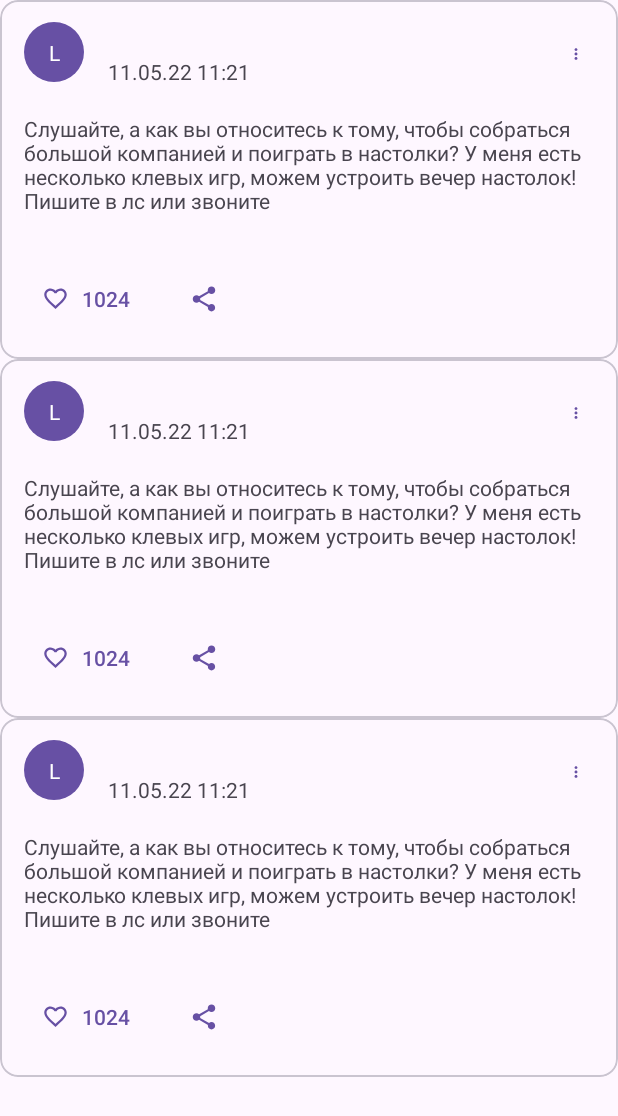
After one commit to LebedevSergeyVach/EltexSocialMedia, an Android app: the layout main_activity.xml on its own in the app's theme, with its tools: preview values and no code run, on a phone screen of 412 x 824 dp. The commit adds this screen. Shown: the top 1116 px of the screen. Run offline under Robolectric (Android 15) with nearby library versions, the phone set to English and light mode, and no system bars.

Commit message:
Main: Update res/ (the code has been rewritten to use RecyclerView)

```diff
--- /dev/null
+++ b/app/src/main/res/drawable/like_button.xml
@@ -0,0 +1,5 @@
+<?xml version="1.0" encoding="utf-8"?>
+<selector xmlns:android="http://schemas.android.com/apk/res/android">
+    <item android:drawable="@drawable/ic_favorite_24" android:state_selected="true" />
+    <item android:drawable="@drawable/ic_favorite_border_24" />
+</selector>
--- /dev/null
+++ b/app/src/main/res/drawable/participate_button.xml
@@ -0,0 +1,5 @@
+<?xml version="1.0" encoding="utf-8"?>
+<selector xmlns:android="http://schemas.android.com/apk/res/android">
+    <item android:drawable="@drawable/ic_participate_24" android:state_selected="true" />
+    <item android:drawable="@drawable/ic_participate_border_24" />
+</selector>
--- a/app/src/main/res/layout/card_event.xml
+++ b/app/src/main/res/layout/card_event.xml
@@ -181,7 +181,7 @@
 
             android:layout_marginTop="@dimen/indentation_between_main_objects"
 
-            app:icon="@drawable/ic_favorite_24"
+            app:icon="@drawable/like_button"
 
             app:layout_constraintStart_toStartOf="parent"
             app:layout_constraintTop_toBottomOf="@id/link"
@@ -213,7 +213,7 @@
 
             android:layout_marginEnd="@dimen/indent_end"
 
-            app:icon="@drawable/ic_participate_border_24"
+            app:icon="@drawable/participate_button"
 
             app:layout_constraintEnd_toEndOf="parent"
             app:layout_constraintTop_toTopOf="@id/like"
--- a/app/src/main/res/layout/card_post.xml
+++ b/app/src/main/res/layout/card_post.xml
@@ -15,7 +15,7 @@
         android:layout_marginEnd="0dp"
         android:layout_marginBottom="16dp"
 
-        tools:context=".PostActivity">
+        tools:context=".MainActivity">
 
         <ImageView
             android:id="@+id/avatar"
@@ -135,7 +135,7 @@
 
             android:layout_marginTop="@dimen/indentation_between_main_objects"
 
-            app:icon="@drawable/like_buttom"
+            app:icon="@drawable/like_button"
 
             app:layout_constraintStart_toStartOf="parent"
             app:layout_constraintTop_toBottomOf="@id/content"
--- /dev/null
+++ b/app/src/main/res/layout/main_activity.xml
@@ -0,0 +1,13 @@
+<?xml version="1.0" encoding="utf-8"?>
+<androidx.recyclerview.widget.RecyclerView xmlns:android="http://schemas.android.com/apk/res/android"
+    xmlns:tools="http://schemas.android.com/tools"
+    xmlns:app="http://schemas.android.com/apk/res-auto"
+
+    android:layout_width="match_parent"
+    android:layout_height="match_parent"
+
+    app:layoutManager="androidx.recyclerview.widget.LinearLayoutManager"
+
+    tools:listitem="@layout/card_post">
+
+</androidx.recyclerview.widget.RecyclerView>
--- a/app/src/main/res/values/dimens.xml
+++ b/app/src/main/res/values/dimens.xml
@@ -2,8 +2,13 @@
 <resources>
     <dimen name="avatar_dp_size">40dp</dimen>
     <dimen name="menu_dp_size">48dp</dimen>
+
     <dimen name="indentation_between_main_objects">32dp</dimen>
+
     <dimen name="indent_end">16dp</dimen>
     <dimen name="size_title_sp">16sp</dimen>
+
     <dimen name="size_text_sp">14sp</dimen>
+
+    <dimen name="list_offset">8dp</dimen>
 </resources>
```
Also changed, not shown: app/src/main/res/anim/scale_animation.xml (added, +20 -0 lines), app/src/main/res/values/colors.xml (+11 -1 lines).
